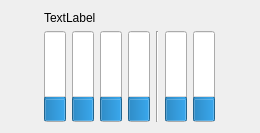
The window that src/ui/uas/UASSkyeBatteryPackWidget.ui (skye-git/qgroundcontrol-old) describes before a commit, drawn with Qt 5.
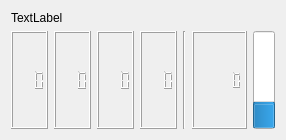
The same window after the commit.

Commit message: Connect skye battery messages to detailed battery widget

Patch:
```diff
--- a/src/ui/uas/UASSkyeBatteryPackWidget.ui
+++ b/src/ui/uas/UASSkyeBatteryPackWidget.ui
@@ -7,7 +7,7 @@
     <x>0</x>
     <y>0</y>
     <width>260</width>
-    <height>112</height>
+    <height>140</height>
    </rect>
   </property>
   <property name="windowTitle">
@@ -26,45 +26,45 @@
      <item>
       <layout class="QHBoxLayout" name="horizontalLayoutBatteries">
        <item>
-        <widget class="QProgressBar" name="progressBarVoltageCell1">
-         <property name="toolTip">
-          <string>Voltage of Cell 1</string>
+        <widget class="QLCDNumber" name="lcdNumberVoltage1">
+         <property name="smallDecimalPoint">
+          <bool>true</bool>
          </property>
-         <property name="value">
-          <number>24</number>
+         <property name="numDigits">
+          <number>3</number>
          </property>
-         <property name="orientation">
-          <enum>Qt::Vertical</enum>
+         <property name="value" stdset="0">
+          <double>0.000000000000000</double>
          </property>
         </widget>
        </item>
        <item>
-        <widget class="QProgressBar" name="progressBarVoltageCell2">
-         <property name="value">
-          <number>24</number>
+        <widget class="QLCDNumber" name="lcdNumberVoltage2">
+         <property name="smallDecimalPoint">
+          <bool>true</bool>
          </property>
-         <property name="orientation">
-          <enum>Qt::Vertical</enum>
+         <property name="numDigits">
+          <number>3</number>
          </property>
         </widget>
        </item>
        <item>
-        <widget class="QProgressBar" name="progressBarVoltageCell3">
-         <property name="value">
-          <number>24</number>
+        <widget class="QLCDNumber" name="lcdNumberVoltage3">
+         <property name="smallDecimalPoint">
+          <bool>true</bool>
          </property>
-         <property name="orientation">
-          <enum>Qt::Vertical</enum>
+         <property name="numDigits">
+          <number>3</number>
          </property>
         </widget>
        </item>
        <item>
-        <widget class="QProgressBar" name="progressBarVoltageCell4">
-         <property name="value">
-          <number>24</number>
+        <widget class="QLCDNumber" name="lcdNumberVoltage4">
+         <property name="smallDecimalPoint">
+          <bool>true</bool>
          </property>
-         <property name="orientation">
-          <enum>Qt::Vertical</enum>
+         <property name="numDigits">
+          <number>3</number>
          </property>
         </widget>
        </item>
@@ -76,12 +76,9 @@
         </widget>
        </item>
        <item>
-        <widget class="QProgressBar" name="progressBarCurrent">
-         <property name="value">
-          <number>24</number>
-         </property>
-         <property name="orientation">
-          <enum>Qt::Vertical</enum>
+        <widget class="QLCDNumber" name="lcdNumberCurrent">
+         <property name="smallDecimalPoint">
+          <bool>true</bool>
          </property>
         </widget>
        </item>
```
The commit also changes 7 other files.
